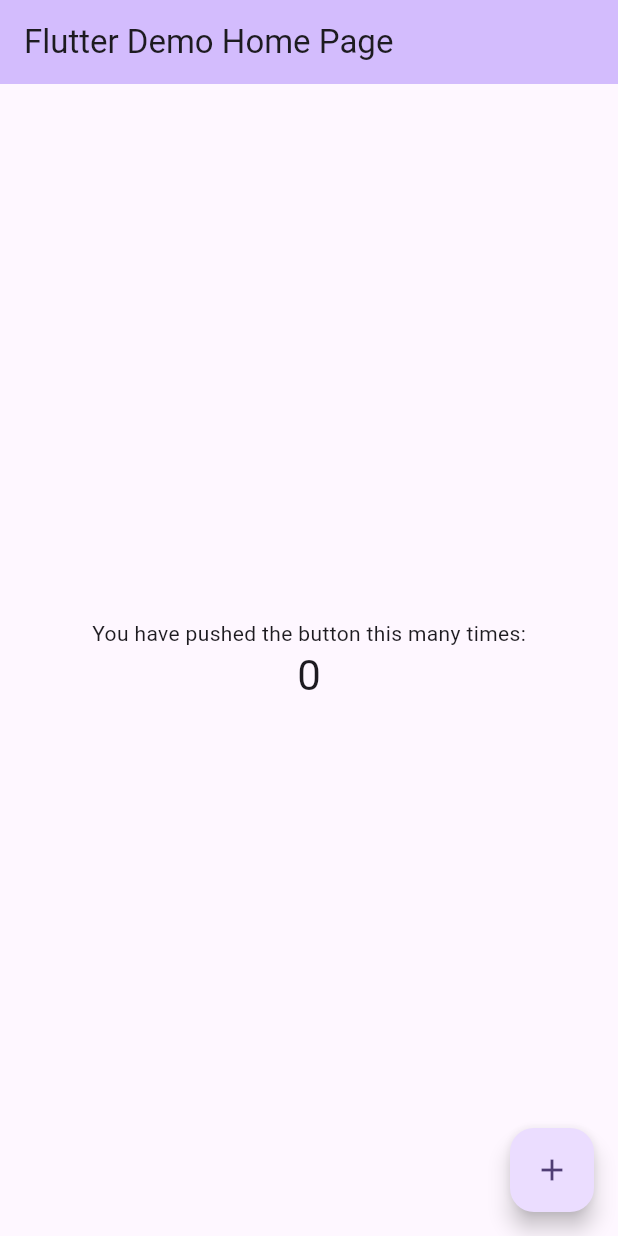
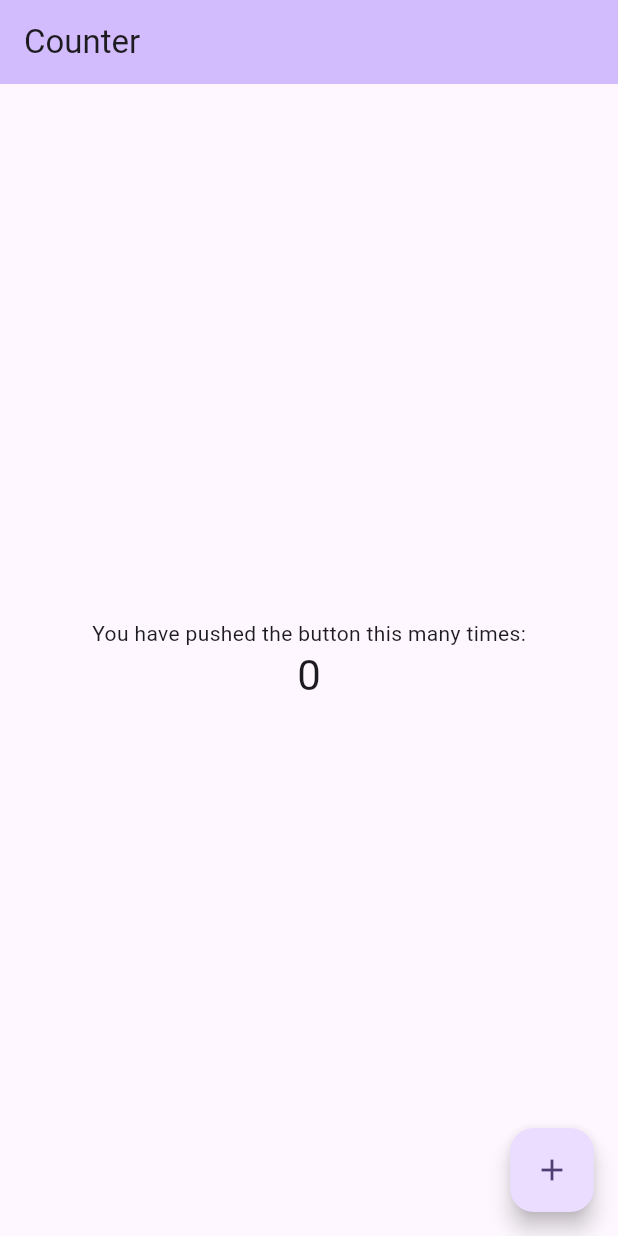
Before and after one commit to MBG22/base_provider, a Flutter app: the screen it shows after launch, on a phone screen of 412 x 824 dp. Run offline on Flutter 3.47's test engine with Material 3 defaults, Android fonts, the phone set to English and light mode, and no system bars.

Commit message:
first commit

```diff
--- a/lib/main.dart
+++ b/lib/main.dart
@@ -31,7 +31,7 @@ class MyApp extends StatelessWidget {
         colorScheme: ColorScheme.fromSeed(seedColor: Colors.deepPurple),
         useMaterial3: true,
       ),
-      home: const MyHomePage(title: 'Flutter Demo Home Page'),
+      home: const MyHomePage(title: 'Counter'),
     );
   }
 }
```
